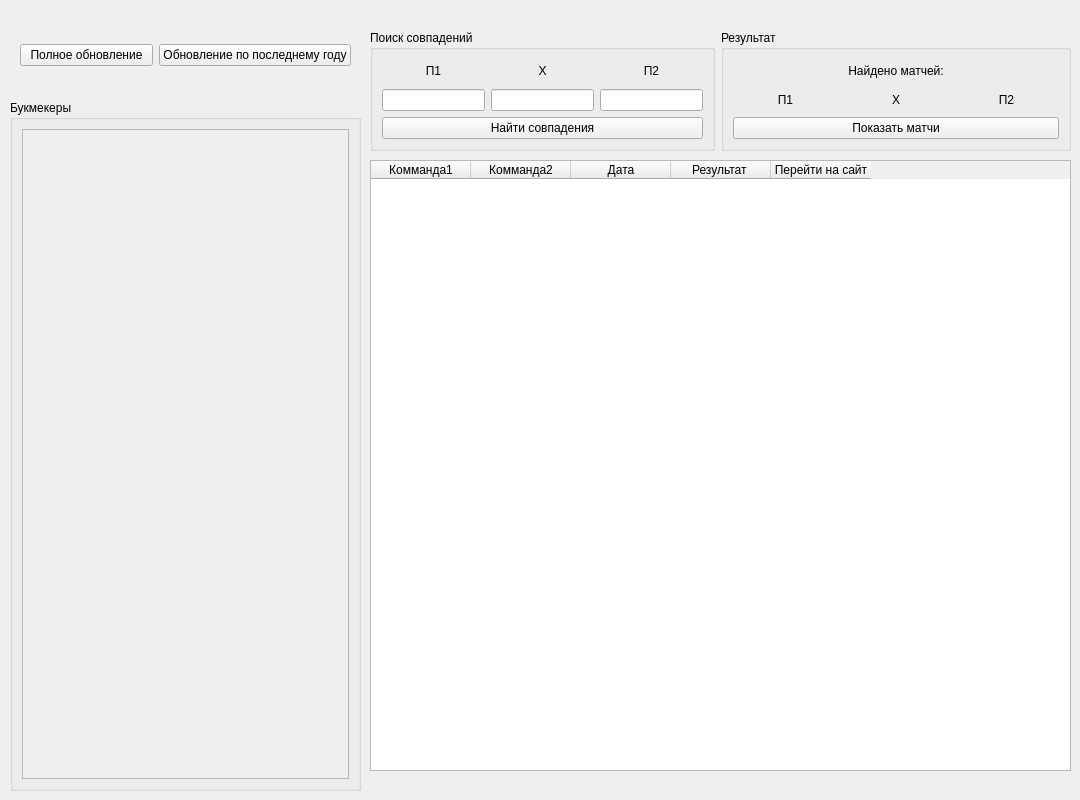
Before: the Qt Designer form design.ui in isys35/oddsportal_parser, drawn with Qt 5.
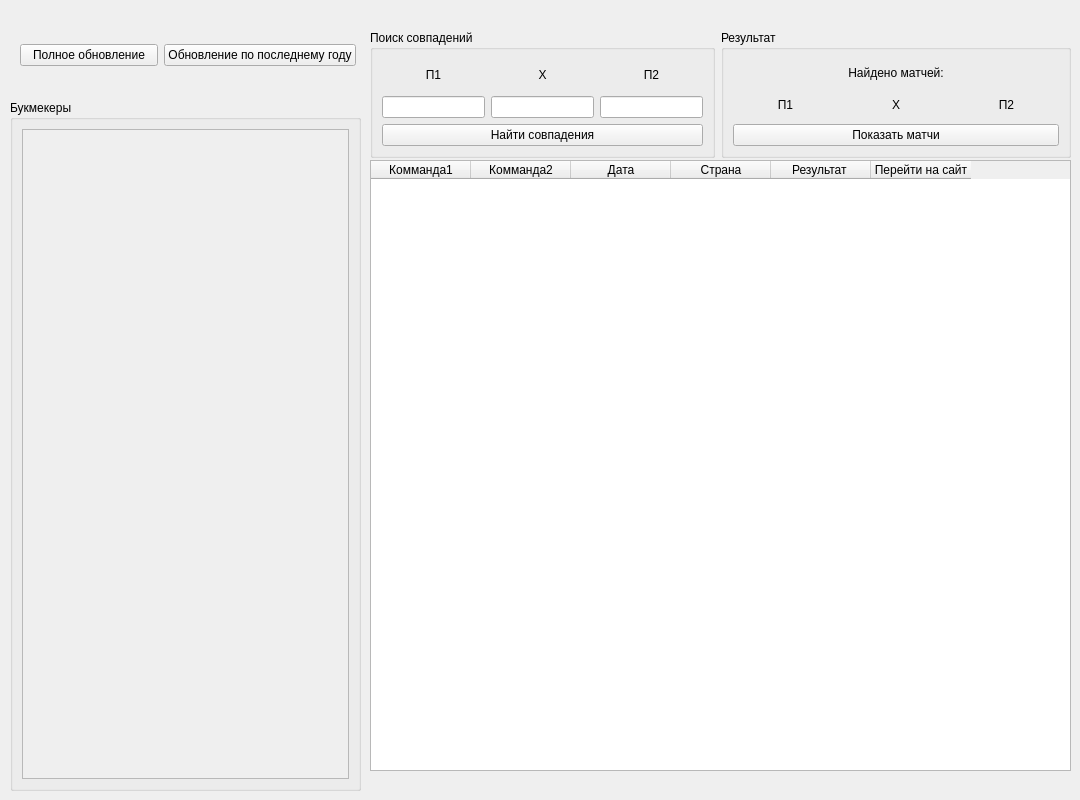
After: the same form once the commit is applied.

Diff of the .ui file:
```diff
--- a/design.ui
+++ b/design.ui
@@ -81,7 +81,7 @@
      <rect>
       <x>20</x>
       <y>30</y>
-      <width>331</width>
+      <width>336</width>
       <height>51</height>
      </rect>
     </property>
@@ -108,7 +108,7 @@
       <x>370</x>
       <y>30</y>
       <width>701</width>
-      <height>121</height>
+      <height>128</height>
      </rect>
     </property>
     <layout class="QHBoxLayout" name="horizontalLayout_6">
@@ -283,6 +283,11 @@
       <string>Дата</string>
      </property>
     </column>
+    <column>
+     <property name="text">
+      <string>Страна</string>
+     </property>
+    </column>
     <column>
      <property name="text">
       <string>Результат </string>
```
Left out of the diff: 4 changed lines with no effect on the pictures.
